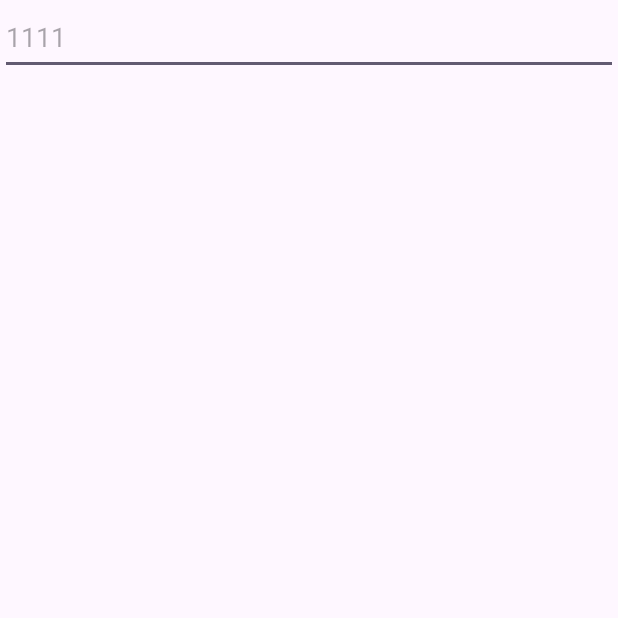
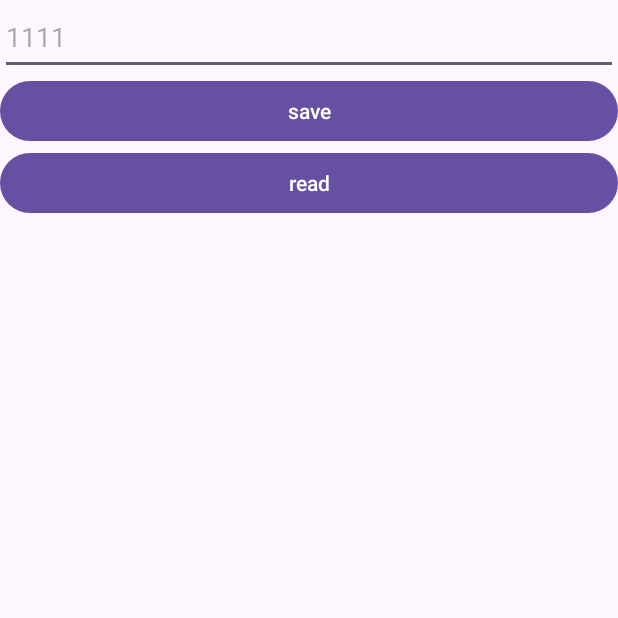
Before and after one commit to AKA-LinCoder/KotlinLearning, an Android app: the FileActivity screen opened directly, with no data from a screen before it, on a phone screen of 412 x 824 dp, the top half of it. Run offline under Robolectric (Android 15) with nearby library versions, the phone set to English and light mode, and no system bars.

Commit message:
sp使用

```diff
--- a/app/src/main/java/com/echo/kotlinlearning/file/FileActivity.kt
+++ b/app/src/main/java/com/echo/kotlinlearning/file/FileActivity.kt
@@ -1,6 +1,7 @@
 package com.echo.kotlinlearning.file
 
 import android.os.Bundle
+import android.widget.Toast
 import androidx.activity.enableEdgeToEdge
 import androidx.appcompat.app.AppCompatActivity
 import androidx.core.view.ViewCompat
@@ -23,6 +24,17 @@ class FileActivity : AppCompatActivity() {
         if(inputText.isNotEmpty()){
             binding.editText.setText(inputText)
             binding.editText.setSelection(inputText.length)
+        }
+        binding.save.setOnClickListener {
+            val editor = getSharedPreferences("user",MODE_PRIVATE).edit()
+            editor.putString("name","echo")
+            editor.apply()
+        }
+        binding.read.setOnClickListener {
+            val sh = getSharedPreferences("user",MODE_PRIVATE)
+
+            val name = sh.getString("name","")
+            Toast.makeText(this,name, Toast.LENGTH_SHORT).show()
         }
 
     }
--- a/app/src/main/res/layout/activity_file.xml
+++ b/app/src/main/res/layout/activity_file.xml
@@ -8,4 +8,15 @@
         android:layout_height="50dp"
         android:id="@+id/editText"
         android:hint="1111"/>
+    <Button
+        android:layout_width="match_parent"
+        android:layout_height="wrap_content"
+        android:id="@+id/save"
+        android:text="save"/>
+    <Button
+        android:layout_width="match_parent"
+        android:layout_height="wrap_content"
+        android:id="@+id/read"
+        android:text="read"/>
+
 </LinearLayout>
```
